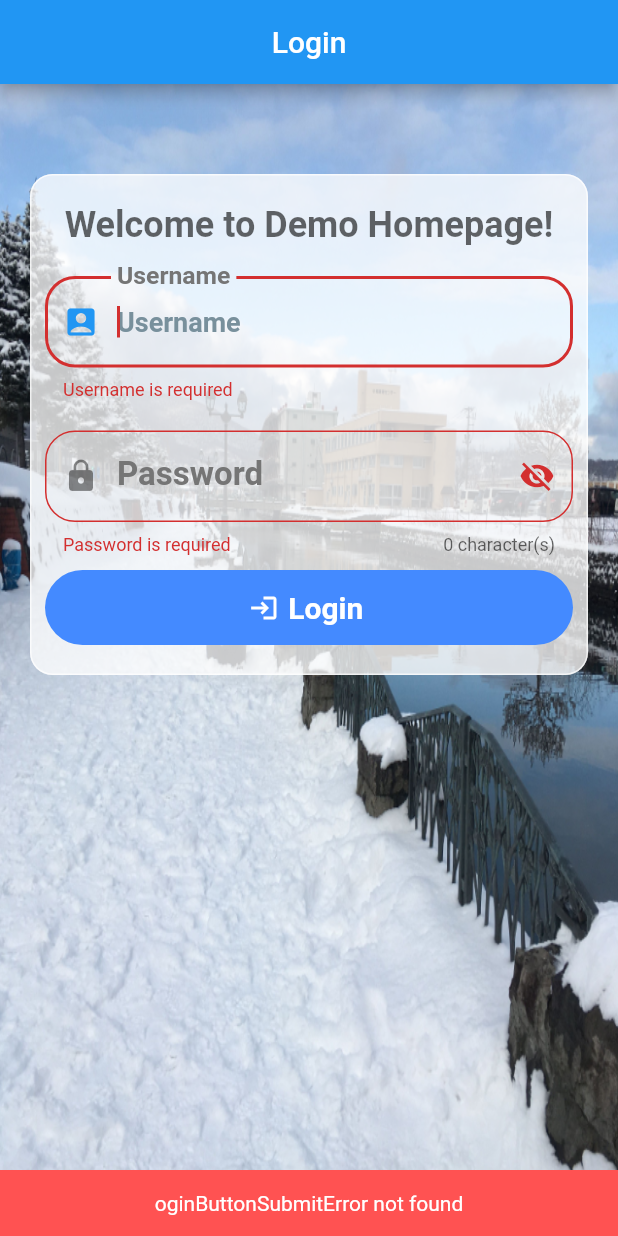
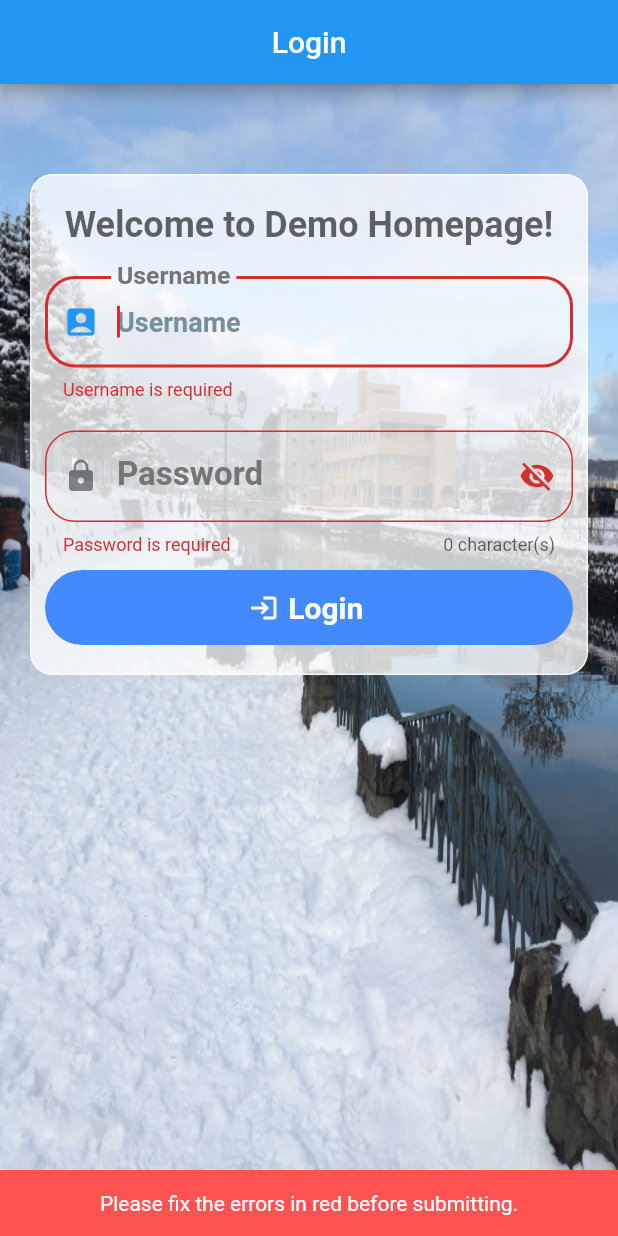
Before and after one commit to yungwenpeng/flutter-dashboard-example, a Flutter app: the screen it shows after launch, after a tap on "Login", on a phone screen of 412 x 824 dp. Run offline on Flutter 3.47's test engine with Material 2 defaults, Android fonts, the phone set to English and light mode, and no system bars; our stand-ins replace data_table_2, dio, flutter_dotenv, flutter_secure_storage, jwt_decoder, shared_preferences and 1 more; missing offline and left inert: restart_app; generated files the repository leaves out were written again.

Commit message:
Fixed some typo and issue

```diff
--- a/lib/l10n/app_en.arb
+++ b/lib/l10n/app_en.arb
@@ -32,7 +32,7 @@
     "usersDataTableHeaderEmail": "Email",
     "usersDataTableHeaderAuthority": "Authority",
     "usersDataTableSearchbyName": "Search by name",
-    "usersDataTableSearchbyEmail": "Search by SW email",
+    "usersDataTableSearchbyEmail": "Search by email",
     "usersDataTableSearchbyAuthority": "Search by Authority",
     "preferencesSelectLanguage": "Select Language :"
 }
--- a/lib/pages/login.dart
+++ b/lib/pages/login.dart
@@ -100,7 +100,7 @@ class _LoginState extends State<Login> {
     final FormState? form = _formKey.currentState;
     if (form == null || !form.validate()) {
       showInSnackBar(
-          AppTranslations.of(context)!.text('oginButtonSubmitError'));
+          AppTranslations.of(context)!.text('loginButtonSubmitError'));
     } else {
       form.save();
       var userBaseProvider =
```
Also changed, not shown: lib/pages/preferences.dart (+10 -3 lines).
